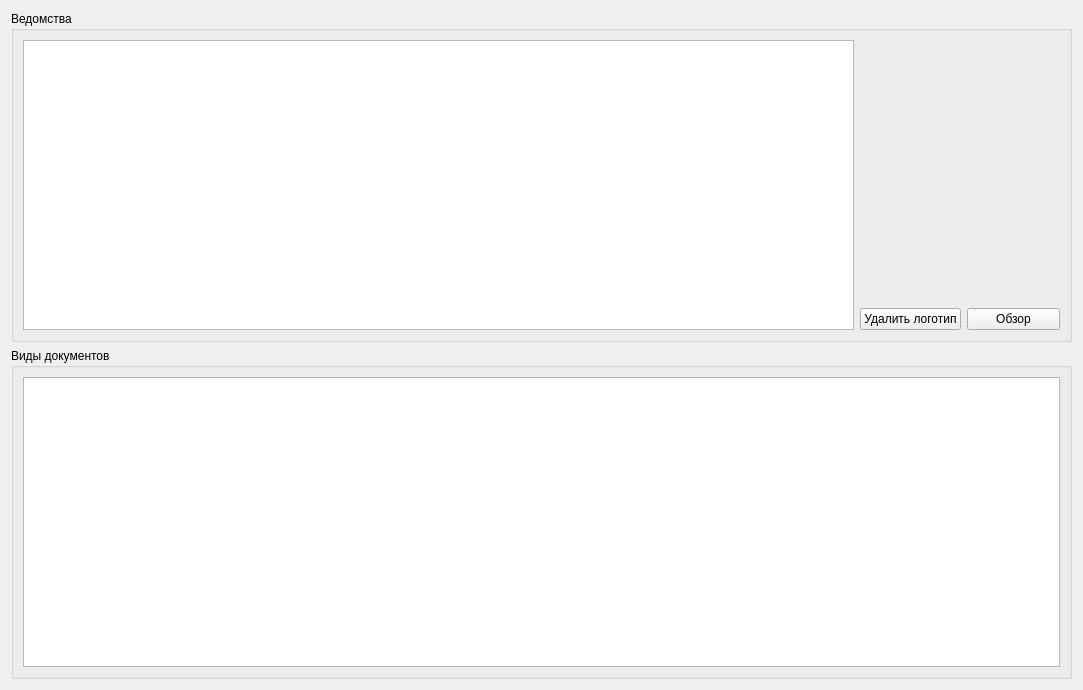
Qt form formved.ui (Sergeyego/el_sert) before a commit.
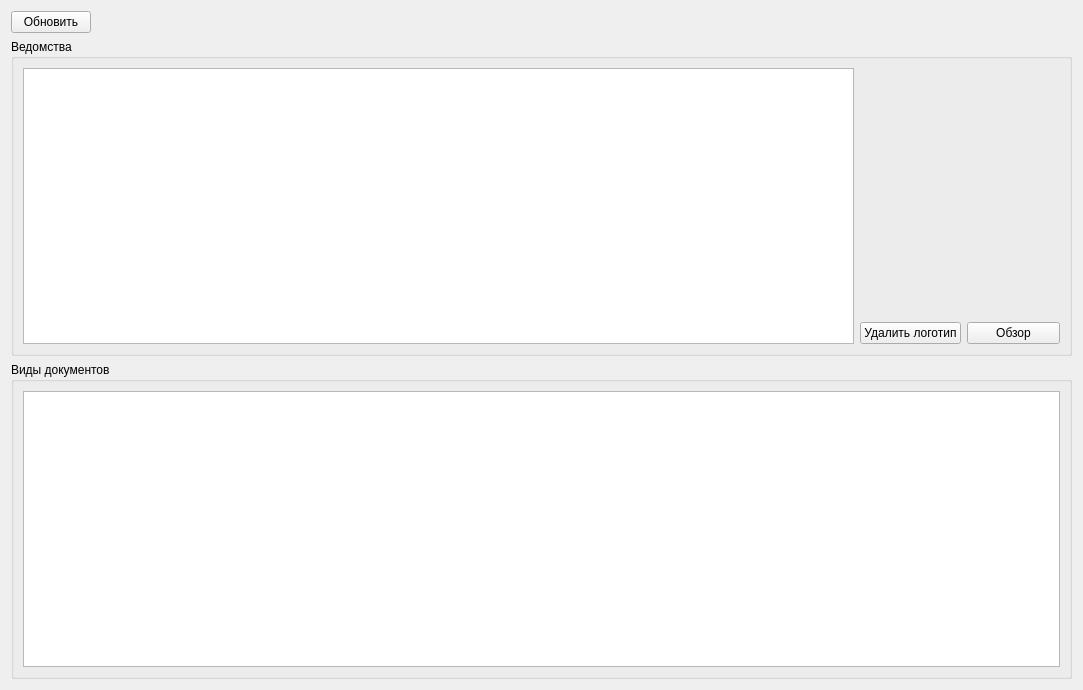
The same form after that commit. Custom widgets are drawn as their Qt base class.

The edit to the form file:
```diff
--- a/formved.ui
+++ b/formved.ui
@@ -14,6 +14,19 @@
    <string>Form</string>
   </property>
   <layout class="QVBoxLayout" name="verticalLayout_5">
+   <item>
+    <widget class="QPushButton" name="pushButtonUpd">
+     <property name="sizePolicy">
+      <sizepolicy hsizetype="Maximum" vsizetype="Fixed">
+       <horstretch>0</horstretch>
+       <verstretch>0</verstretch>
+      </sizepolicy>
+     </property>
+     <property name="text">
+      <string>Обновить</string>
+     </property>
+    </widget>
+   </item>
    <item>
     <widget class="QGroupBox" name="groupBox">
      <property name="title">
```
